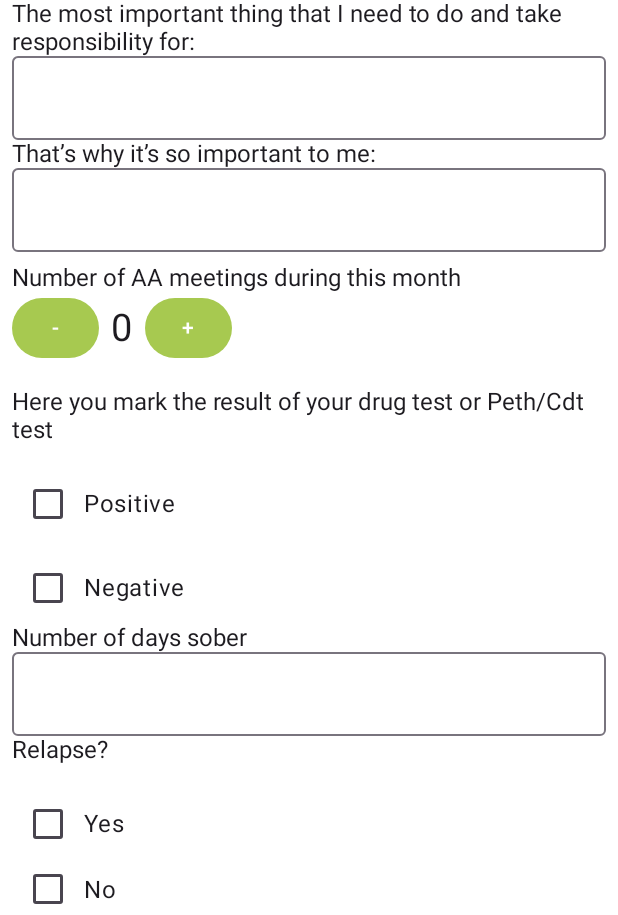
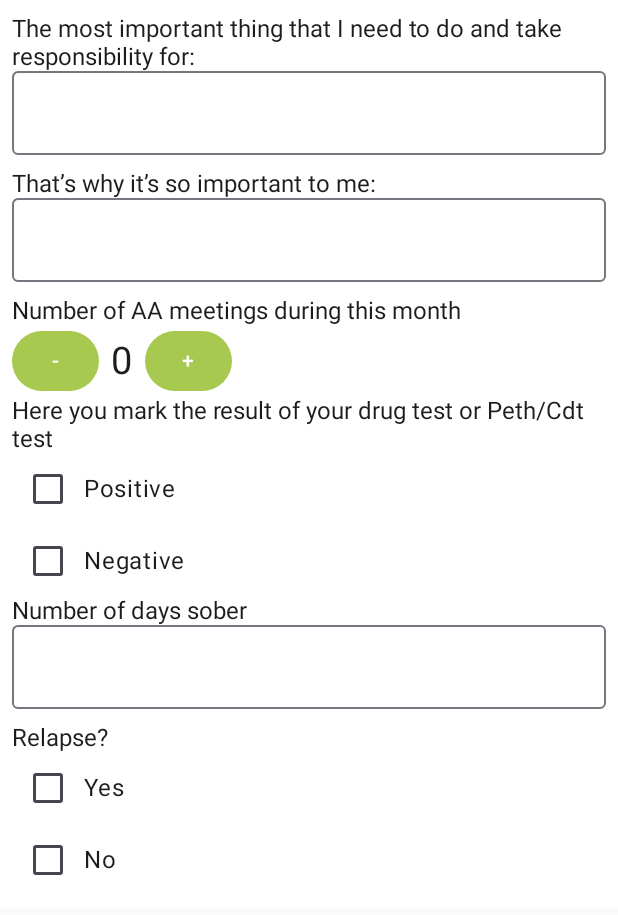
Before and after one commit to fwetterlov/Change, an Android app built with Jetpack Compose: the composable MonthlyEvaluationAddiction shown on its own in the app's theme, on a phone screen of 412 x 824 dp, the part 321-1236 px from its top. Run offline under Robolectric (Android 15) with nearby library versions, the phone set to English and light mode, and no system bars.

Commit message:
Added spacing in the end of TextFieldWithLabel

```diff
--- a/app/src/main/java/com/group8/change/components/TextFieldWithLabel.kt
+++ b/app/src/main/java/com/group8/change/components/TextFieldWithLabel.kt
@@ -1,7 +1,9 @@
 package com.group8.change.components
 
 import androidx.compose.foundation.layout.Column
+import androidx.compose.foundation.layout.Spacer
 import androidx.compose.foundation.layout.fillMaxWidth
+import androidx.compose.foundation.layout.height
 import androidx.compose.foundation.layout.padding
 import androidx.compose.material3.Text
 import androidx.compose.runtime.Composable
@@ -29,5 +31,7 @@ fun TextFieldWithLabel(
             onValueChange = { newValue ->
                 onTextChange(newValue)
             })
+
+        Spacer(modifier = Modifier.height(10.dp))
     }
 }
--- a/app/src/main/java/com/group8/change/evaluations/MonthlyEvaluationAddiction.kt
+++ b/app/src/main/java/com/group8/change/evaluations/MonthlyEvaluationAddiction.kt
@@ -59,6 +59,7 @@ fun MonthlyEvaluationAddiction(navController: NavController) {
     TopAppBarPlus(content = {
         Column(
             modifier = Modifier
+                .verticalScroll(rememberScrollState())
                 .fillMaxSize()
                 .background(Color.White)
                 .padding(8.dp)
@@ -83,8 +84,6 @@ fun MonthlyEvaluationAddiction(navController: NavController) {
                 textValue = text3,
                 onTextChange = { newValue -> text3 = newValue }
             )
-
-            Spacer(modifier = Modifier.height(8.dp))
 
             Text(
                 text = stringResource(id = R.string.month_addiction_title2),
@@ -151,7 +150,6 @@ fun Checkboxes(
     )
 
     Row(
-        modifier = Modifier.padding(top = 16.dp),
         verticalAlignment = Alignment.CenterVertically
     ) {
         Checkbox(
@@ -166,7 +164,6 @@ fun Checkboxes(
     }
 
     Row(
-        modifier = Modifier.padding(top = 8.dp),
         verticalAlignment = Alignment.CenterVertically
     ) {
         Checkbox(
@@ -187,8 +184,7 @@ fun NumberPicker(
     onValueChange: (Int) -> Unit
 ) {
     Row(
-        verticalAlignment = Alignment.CenterVertically,
-        modifier = Modifier.padding(bottom = 16.dp)
+        verticalAlignment = Alignment.CenterVertically
     ) {
         Button(
             onClick = { if (value > 0) onValueChange(value - 1) },
@@ -197,8 +193,8 @@ fun NumberPicker(
         }
         Text(
             text = value.toString(),
-            modifier = Modifier.padding(8.dp), // Add padding to the text
-            fontSize = 25.sp, // Increase the font size
+            modifier = Modifier.padding(8.dp),
+            fontSize = 25.sp,
         )
         Button(
             onClick = { onValueChange(value + 1) },
```
